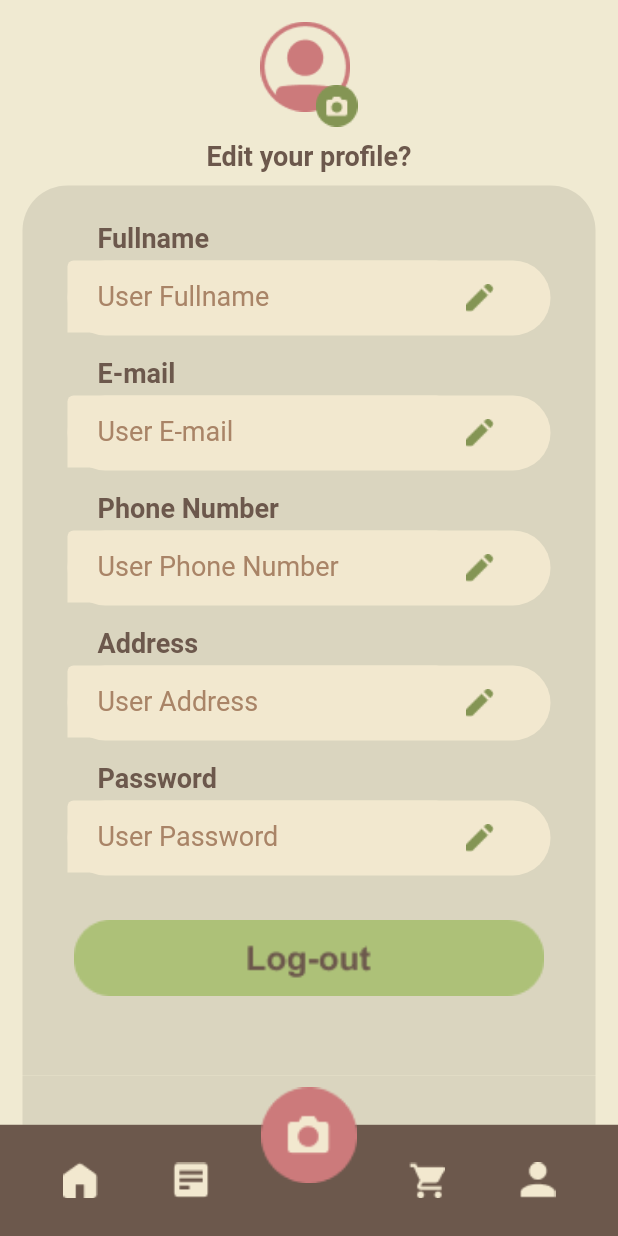
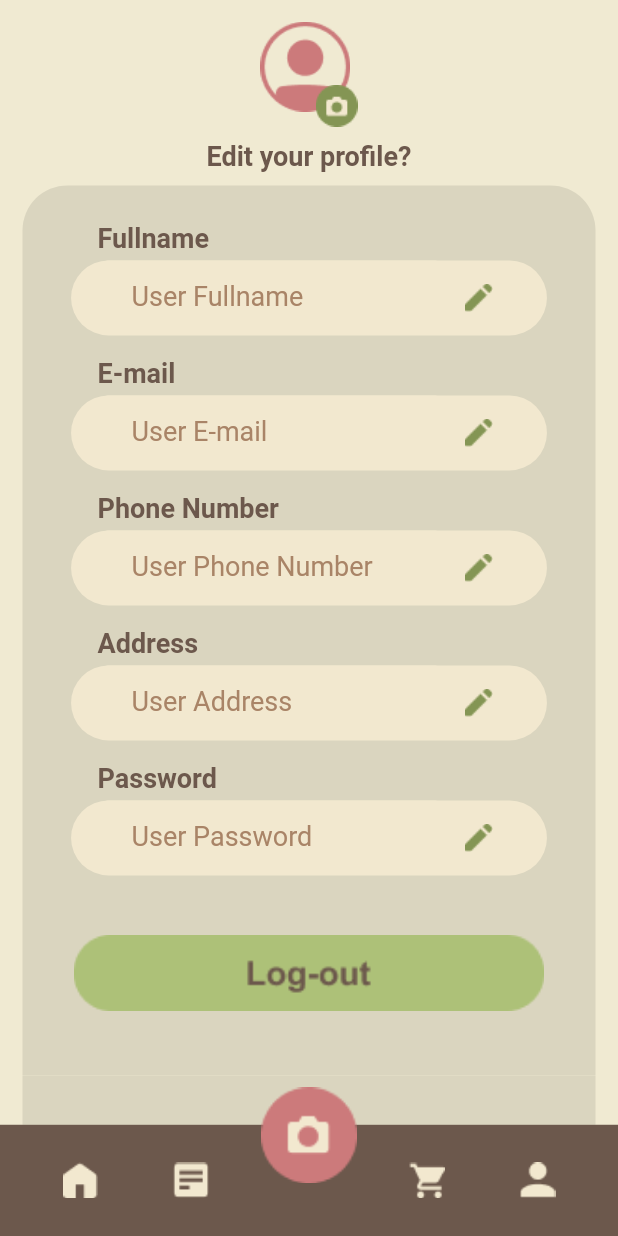
Before and after one commit to zzeeyyaa/Trash-Classification, a Flutter app: the ProfileView screen opened by its route, on a phone screen of 412 x 824 dp. Run offline on Flutter 3.47's test engine with Material 2 defaults, Android fonts, the light colour scheme and no system bars; our stand-ins replace get.

Commit message:
fix profile view

```diff
--- a/lib/app/modules/profile/views/profile_view.dart
+++ b/lib/app/modules/profile/views/profile_view.dart
@@ -79,6 +79,9 @@ class ProfileView extends GetView<ProfileController> {
                   ),
                 ),
                 child: SingleChildScrollView(
+                  child: Container(
+                    width: Get.width,
+                    height: Get.height * 0.82,
                     child: Column(
                       children: [
                         //fullname
@@ -103,22 +106,18 @@ class ProfileView extends GetView<ProfileController> {
                                 ),
                               ),
                             ),
-                          Padding(
-                            padding: const EdgeInsets.only(
-                              left: 30,
-                              right: 30,
-                            ),
-                            child: Container(
-                              width: Get.width,
+                            Container(
+                              width: Get.width * 0.77,
                               height: 50,
                               decoration: BoxDecoration(
                                   color: Color(0xffF2E8CF),
                                   borderRadius: BorderRadius.circular(30)),
                               child: Row(
+                                mainAxisAlignment: MainAxisAlignment.center,
                                 children: [
                                   SizedBox(
-                                    height: 60,
-                                    width: 250,
+                                    height: 50,
+                                    width: Get.width * 0.55,
                                     child: TextField(
                                       enabled: false,
                                       decoration: InputDecoration(
@@ -325,7 +324,6 @@ class ProfileView extends GetView<ProfileController> {
                                 ],
                               ),
                             ),
-                          ),
                           ],
                         ),
                         //email
@@ -350,22 +348,18 @@ class ProfileView extends GetView<ProfileController> {
                                 ),
                               ),
                             ),
-                          Padding(
-                            padding: const EdgeInsets.only(
-                              left: 30,
-                              right: 30,
-                            ),
-                            child: Container(
-                              width: Get.width,
+                            Container(
+                              width: Get.width * 0.77,
                               height: 50,
                               decoration: BoxDecoration(
                                   color: Color(0xffF2E8CF),
                                   borderRadius: BorderRadius.circular(30)),
                               child: Row(
+                                mainAxisAlignment: MainAxisAlignment.center,
                                 children: [
                                   SizedBox(
                                     height: 60,
-                                    width: 250,
+                                    width: Get.width * 0.55,
                                     child: TextField(
                                       enabled: false,
                                       decoration: InputDecoration(
@@ -571,7 +565,6 @@ class ProfileView extends GetView<ProfileController> {
                                 ],
                               ),
                             ),
-                          ),
                           ],
                         ),
                         //phoneNumber
@@ -596,22 +589,18 @@ class ProfileView extends GetView<ProfileController> {
                                 ),
                               ),
                             ),
-                          Padding(
-                            padding: const EdgeInsets.only(
-                              left: 30,
-                              right: 30,
-                            ),
-                            child: Container(
-                              width: Get.width,
+                            Container(
+                              width: Get.width * 0.77,
                               height: 50,
                               decoration: BoxDecoration(
                                   color: Color(0xffF2E8CF),
                                   borderRadius: BorderRadius.circular(30)),
                               child: Row(
+                                mainAxisAlignment: MainAxisAlignment.center,
                                 children: [
                                   SizedBox(
                                     height: 60,
-                                    width: 250,
+                                    width: Get.width * 0.55,
                                     child: TextField(
                                       enabled: false,
                                       decoration: InputDecoration(
@@ -818,7 +807,6 @@ class ProfileView extends GetView<ProfileController> {
                                 ],
                               ),
                             ),
-                          ),
                           ],
                         ),
                         //address
@@ -843,22 +831,18 @@ class ProfileView extends GetView<ProfileController> {
                                 ),
                               ),
                             ),
-                          Padding(
-                            padding: const EdgeInsets.only(
-                              left: 30,
-                              right: 30,
-                            ),
-                            child: Container(
-                              width: Get.width,
+                            Container(
+                              width: Get.width * 0.77,
                               height: 50,
                               decoration: BoxDecoration(
                                   color: Color(0xffF2E8CF),
                                   borderRadius: BorderRadius.circular(30)),
                               child: Row(
+                                mainAxisAlignment: MainAxisAlignment.center,
                                 children: [
                                   SizedBox(
                                     height: 60,
-                                    width: 250,
+                                    width: Get.width * 0.55,
                                     child: TextField(
                                       enabled: false,
                                       decoration: InputDecoration(
@@ -1065,7 +1049,6 @@ class ProfileView extends GetView<ProfileController> {
                                 ],
                               ),
                             ),
-                          ),
                           ],
                         ),
                         //password
@@ -1090,22 +1073,18 @@ class ProfileView extends GetView<ProfileController> {
                                 ),
                               ),
                             ),
-                          Padding(
-                            padding: const EdgeInsets.only(
-                              left: 30,
-                              right: 30,
-                            ),
-                            child: Container(
-                              width: Get.width,
+                            Container(
+                              width: Get.width * 0.77,
                               height: 50,
                               decoration: BoxDecoration(
                                   color: Color(0xffF2E8CF),
                                   borderRadius: BorderRadius.circular(30)),
                               child: Row(
+                                mainAxisAlignment: MainAxisAlignment.center,
                                 children: [
                                   SizedBox(
                                     height: 60,
-                                    width: 250,
+                                    width: Get.width * 0.55,
                                     child: TextField(
                                       enabled: false,
                                       decoration: InputDecoration(
@@ -1312,12 +1291,11 @@ class ProfileView extends GetView<ProfileController> {
                                 ],
                               ),
                             ),
-                          ),
                           ],
                         ),
                         //LOGOUT
                         Padding(
-                        padding: const EdgeInsets.symmetric(vertical: 20),
+                          padding: const EdgeInsets.symmetric(vertical: 30),
                           child: Container(
                             height: 70,
                             width: Get.width * 0.8,
@@ -1332,6 +1310,7 @@ class ProfileView extends GetView<ProfileController> {
                           ),
                         )
                       ],
+                    ),
                   ),
                 ),
               ),
```
Lines whose indentation alone changed are shown as unchanged.
